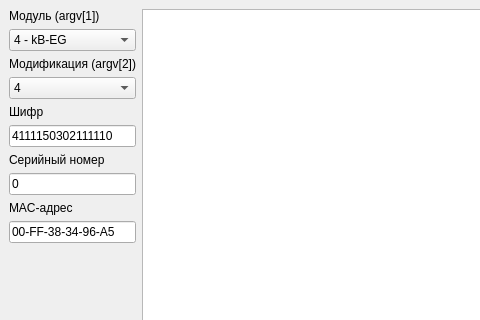
Katczinski/Teststand, file mainwindow.ui: the form before one commit; both pictures show x 0 to 480 and y 0 to 320 of the 829 by 561 pixel window.
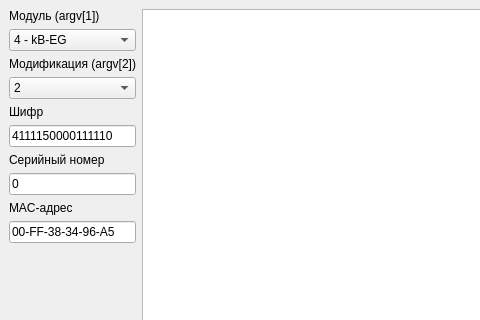
The form after the commit. Custom widgets are drawn as their Qt base class.

Patch:
```diff
--- a/mainwindow.ui
+++ b/mainwindow.ui
@@ -79,6 +79,11 @@
         </item>
         <item row="3" column="0" colspan="2">
          <widget class="QComboBox" name="modification">
+          <item>
+           <property name="text">
+            <string>2</string>
+           </property>
+          </item>
           <item>
            <property name="text">
             <string>4</string>
@@ -132,7 +137,7 @@
         <item row="5" column="0" colspan="2">
          <widget class="QLineEdit" name="cipher">
           <property name="text">
-           <string>4111150302111110</string>
+           <string>4111150000111110</string>
           </property>
           <property name="maxLength">
            <number>16</number>
```
